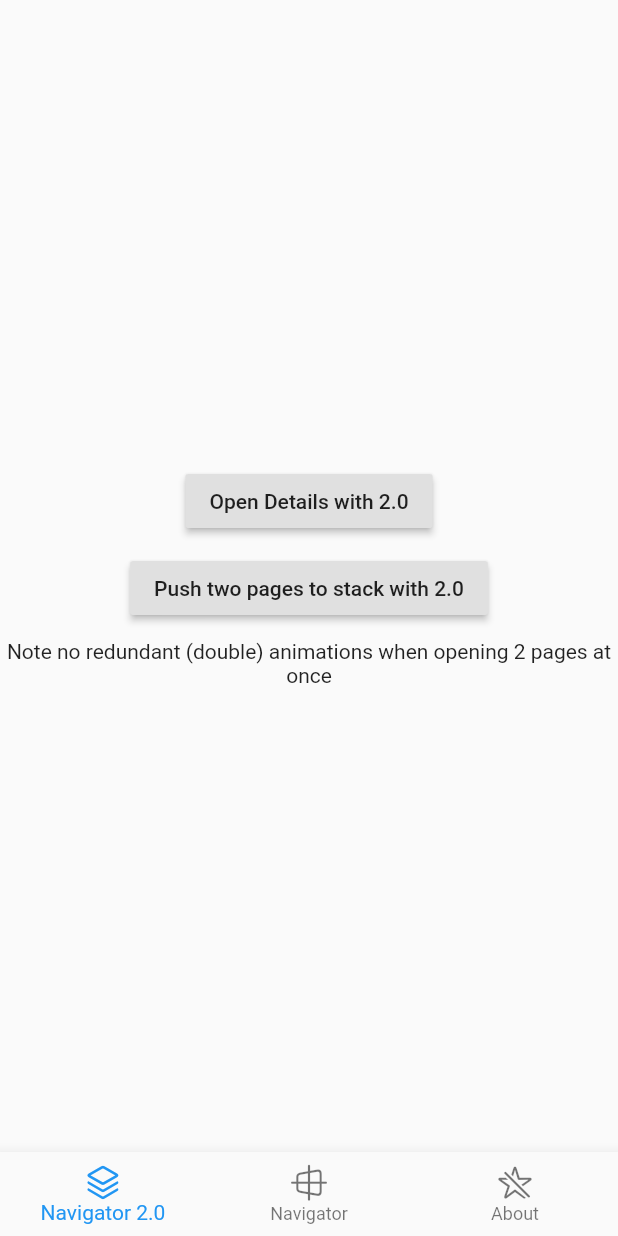
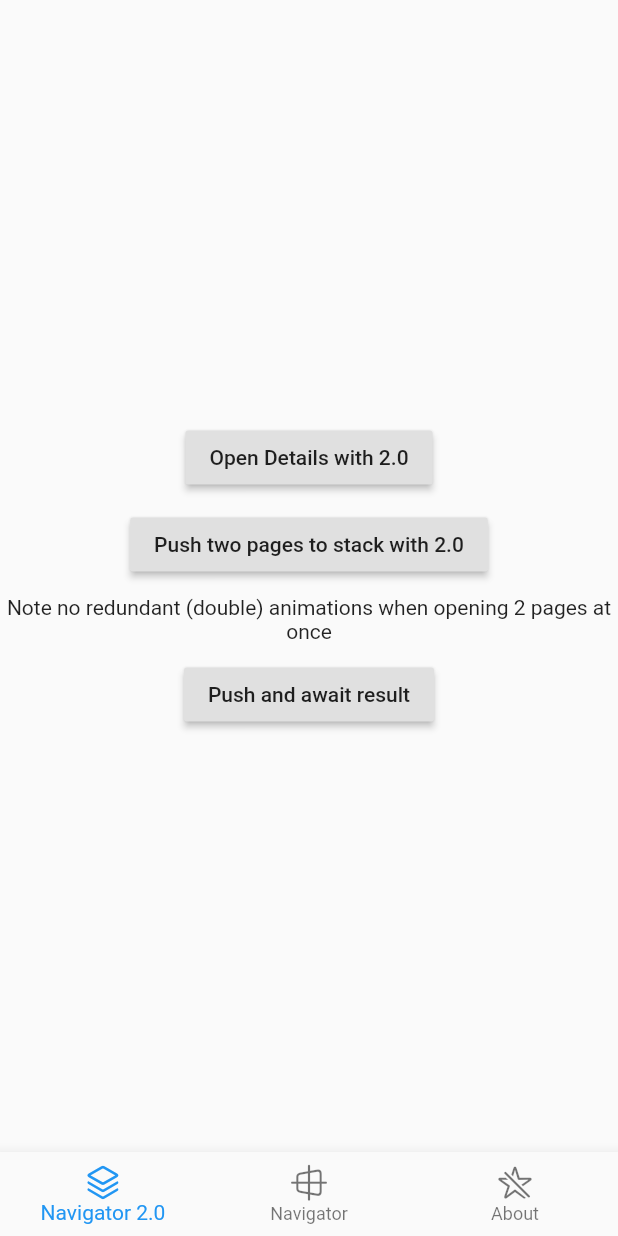
Before and after one commit to orestesgaolin/navigator_20_example, a Flutter app: the screen it shows after launch, on a phone screen of 412 x 824 dp. Run offline on Flutter 3.47's test engine with Material 2 defaults, Android fonts, the phone set to English and light mode, and no system bars; our stand-ins replace gap.

Commit message:
feat: show how to return value from page with navigator 2.0 pages api

```diff
--- a/lib/main.dart
+++ b/lib/main.dart
@@ -66,6 +66,7 @@ class MainNavigatorPage extends StatelessWidget {
   bool _onPopPage(
       Route<dynamic> route, dynamic result, PageManager pageManager) {
     pageManager.didPop(route.settings);
+    pageManager.setResult(result);
     return route.didPop(result);
   }
 }
--- a/lib/navigator20/navigator_page.dart
+++ b/lib/navigator20/navigator_page.dart
@@ -2,7 +2,14 @@ import 'package:flutter/material.dart';
 import 'package:gap/gap.dart';
 import 'package:navigator_example/page_manager.dart';
 
-class Navigator20Screen extends StatelessWidget {
+class Navigator20Screen extends StatefulWidget {
+  @override
+  _Navigator20ScreenState createState() => _Navigator20ScreenState();
+}
+
+class _Navigator20ScreenState extends State<Navigator20Screen> {
+  bool result;
+
   @override
   Widget build(BuildContext context) {
     return Center(
@@ -22,7 +29,22 @@ class Navigator20Screen extends StatelessWidget {
           Text(
             'Note no redundant (double) animations when opening 2 pages at once',
             textAlign: TextAlign.center,
-          )
+          ),
+          Gap(10),
+          RaisedButton(
+            onPressed: () async {
+              setState(() {
+                this.result = null;
+              });
+              final result = await PageManager.of(context).waitForResult();
+              print(result);
+              setState(() {
+                this.result = result;
+              });
+            },
+            child: Text('Push and await result'),
+          ),
+          if (result != null) Text('Pop result: $result')
         ],
       ),
     );
```
Also changed, not shown: lib/navigator20/result_screen.dart (added, +43 -0 lines), lib/page_manager.dart (+36 -0 lines).
